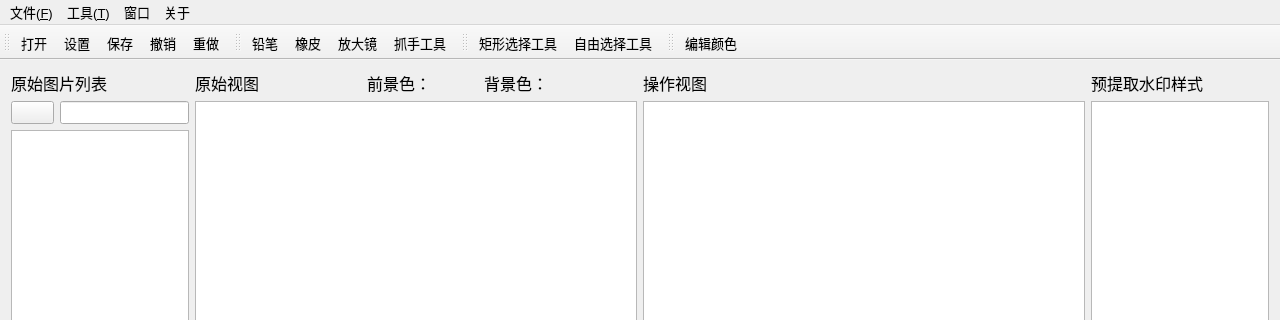
ss-yang/RemoveWatermark, file mainwindow.ui: the form before one commit; both pictures show x 0 to 1280 and y 0 to 320 of the 1280 by 720 pixel window.
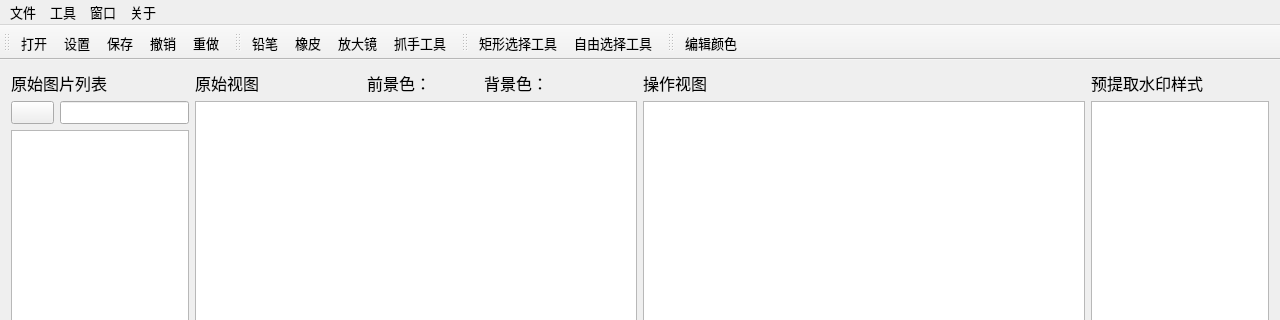
The form after the commit. Icons and pictures are not drawn. Custom widgets are drawn as their Qt base class.

```diff
--- a/mainwindow.ui
+++ b/mainwindow.ui
@@ -469,7 +469,7 @@
      </font>
     </property>
     <property name="title">
-     <string>文件(&amp;F)</string>
+     <string>文件</string>
     </property>
     <property name="toolTipsVisible">
      <bool>false</bool>
@@ -484,7 +484,7 @@
    </widget>
    <widget class="QMenu" name="ToolMenu">
     <property name="title">
-     <string>工具(&amp;T)</string>
+     <string>工具</string>
     </property>
     <addaction name="Pencil"/>
     <addaction name="Eraser"/>
```
Left out of the diff: 2 changed lines with no effect on the pictures.
